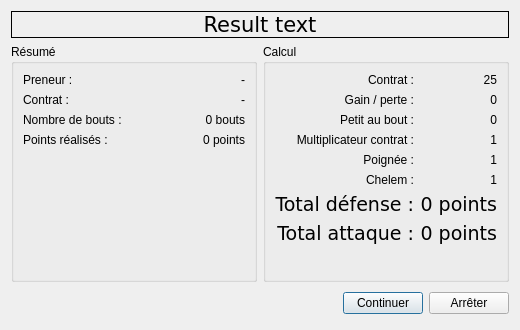
First picture: the form in src/client/ResultUI.ui, repository arabine/icl, before the edit.
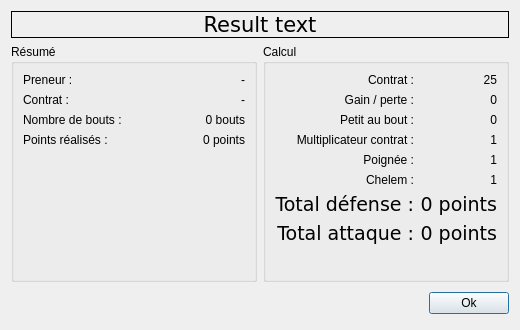
Second picture: the form after the edit.

The edit to the form file:
```diff
--- a/src/client/ResultUI.ui
+++ b/src/client/ResultUI.ui
@@ -456,14 +456,7 @@
      <item>
       <widget class="QPushButton" name="continueButton">
        <property name="text">
-        <string>Continuer</string>
-       </property>
-      </widget>
-     </item>
-     <item>
-      <widget class="QPushButton" name="stopButton">
-       <property name="text">
-        <string>Arrêter</string>
+        <string>Ok</string>
        </property>
       </widget>
      </item>
```
Left out of the diff: 20 changed lines with no effect on the pictures.
